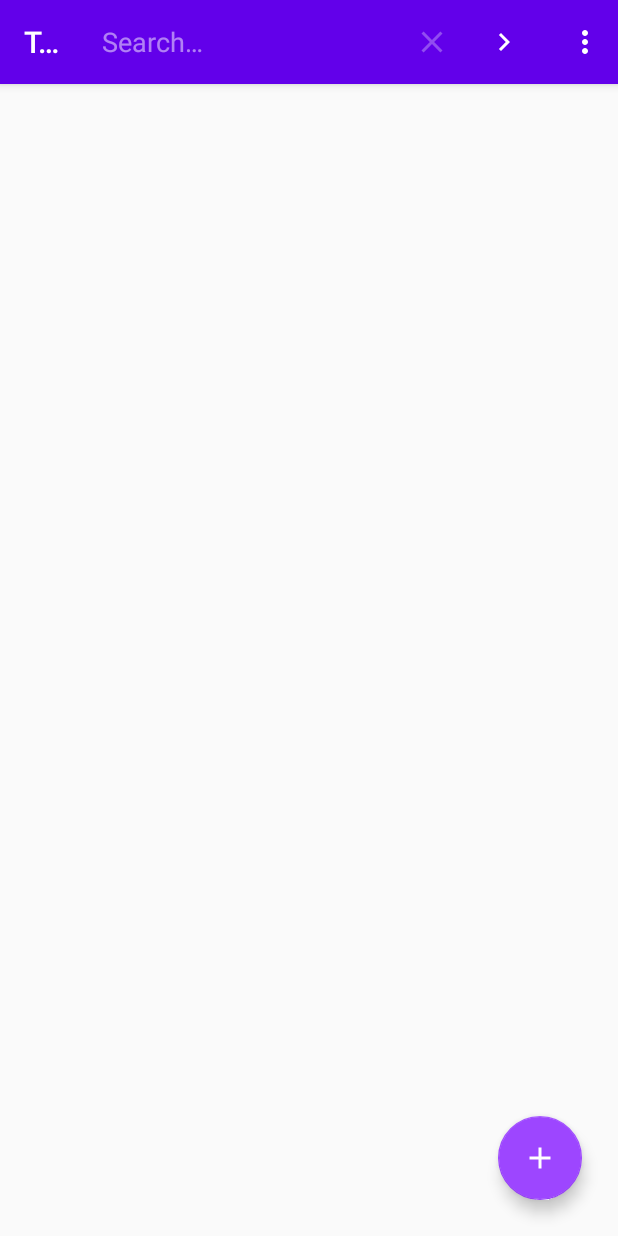
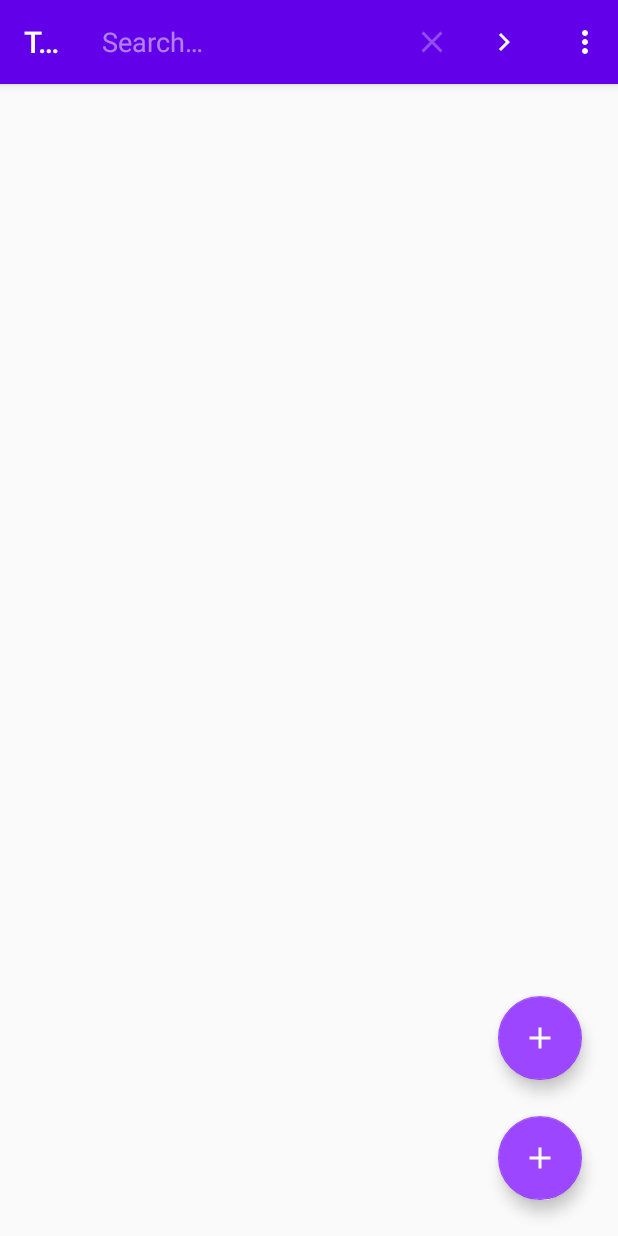
Before and after one commit to WhatToDo-NJUST/ToDo-kt, an Android app: the ListFragment screen opened directly, with no data from a screen before it, after a tap on "Search", on a phone screen of 412 x 824 dp. Run offline under Robolectric (Android 15) with nearby library versions, the phone set to English and light mode, and no system bars; our stand-ins replace Room's generated code, data binding, navigation-ui; 4 statements that could not run were skipped.

Commit message:
倒计时页面

```diff
--- a/app/src/main/java/com/example/todoapp/data/models/ToDoData.kt
+++ b/app/src/main/java/com/example/todoapp/data/models/ToDoData.kt
@@ -12,5 +12,5 @@ data class ToDoData(
     var id: Int,
     var title: String,
     var priority: Priority,
-    var description: String
+    var description: String,
 ): Parcelable
--- a/app/src/main/java/com/example/todoapp/fragments/list/ListFragment.kt
+++ b/app/src/main/java/com/example/todoapp/fragments/list/ListFragment.kt
@@ -140,6 +140,10 @@ class ListFragment : Fragment(), SearchView.OnQueryTextListener {
         })
     }
 
+    private fun countDown() {
+
+    }
+
     // Show AlertDialog to Confirm Removal of All Items from Database Table
     private fun confirmRemoval() {
         val builder = AlertDialog.Builder(requireContext())
--- a/app/src/main/res/layout/fragment_list.xml
+++ b/app/src/main/res/layout/fragment_list.xml
@@ -42,6 +42,21 @@
             app:layout_constraintBottom_toBottomOf="parent"
             app:layout_constraintEnd_toEndOf="parent" />
 
+
+        <com.google.android.material.floatingactionbutton.FloatingActionButton
+            android:id="@+id/floatingActionButton2"
+            android:layout_width="wrap_content"
+            android:layout_height="wrap_content"
+            android:layout_marginEnd="24dp"
+            android:layout_marginBottom="24dp"
+            android:clickable="true"
+            android:focusable="true"
+            android:navigateToCountDownFragment="@{true}"
+            android:src="@drawable/ic_add"
+            android:tint="@color/white"
+            app:layout_constraintBottom_toTopOf="@+id/floatingActionButton"
+            app:layout_constraintEnd_toEndOf="parent" />
+
         <ImageView
             android:id="@+id/no_data_imageView"
             android:layout_width="100dp"
--- a/app/src/main/res/menu/list_fragment_menu.xml
+++ b/app/src/main/res/menu/list_fragment_menu.xml
@@ -29,5 +29,4 @@
         android:id="@+id/menu_delete_all"
         android:title="@string/delete_all"
         app:showAsAction="never"/>
-
 </menu>
--- a/app/src/main/res/navigation/my_nav.xml
+++ b/app/src/main/res/navigation/my_nav.xml
@@ -24,6 +24,9 @@
             app:exitAnim="@anim/to_right"
             app:popEnterAnim="@anim/from_right"
             app:popExitAnim="@anim/to_left" />
+        <action
+            android:id="@+id/action_listFragment_to_countDownFragment"
+            app:destination="@id/countDownFragment" />
     </fragment>
     <fragment
         android:id="@+id/addFragment"
@@ -55,4 +58,13 @@
             android:name="currentItem"
             app:argType="com.example.todoapp.data.models.ToDoData" />
     </fragment>
+    <fragment
+        android:id="@+id/countDownFragment"
+        android:name="com.example.todoapp.fragments.countdown.CountDownFragment"
+        android:label="倒计时"
+        tools:layout="@layout/fragment_count_down" >
+        <action
+            android:id="@+id/action_countDownFragment_to_listFragment"
+            app:destination="@id/listFragment" />
+    </fragment>
 </navigation>
--- a/app/src/main/res/values/strings.xml
+++ b/app/src/main/res/values/strings.xml
@@ -13,6 +13,7 @@
     <string name="add">Add</string>
     <string name="save">Save</string>
     <string name="delete">Delete</string>
+    <string name="count_down">Count Down</string>
 
     <string-array name="priorities">
         <item>High Priority</item>
--- a/build.gradle
+++ b/build.gradle
@@ -8,7 +8,7 @@ buildscript {
     dependencies {
         classpath 'com.android.tools.build:gradle:7.1.3'
 
-        classpath "org.jetbrains.kotlin:kotlin-gradle-plugin:1.6.10"
+        classpath 'org.jetbrains.kotlin:kotlin-gradle-plugin:1.6.21'
         classpath "androidx.navigation:navigation-safe-args-gradle-plugin:2.4.1"
         // NOTE: Do not place your application dependencies here; they belong
         // in the individual module build.gradle files
```
Also changed, not shown: app/src/main/java/com/example/todoapp/fragments/BindingAdapters.kt (+9 -0 lines), app/src/main/java/com/example/todoapp/fragments/countdown/CountDownFragment.kt (added, +32 -0 lines), app/src/main/res/layout/fragment_count_down.xml (added, +17 -0 lines).
